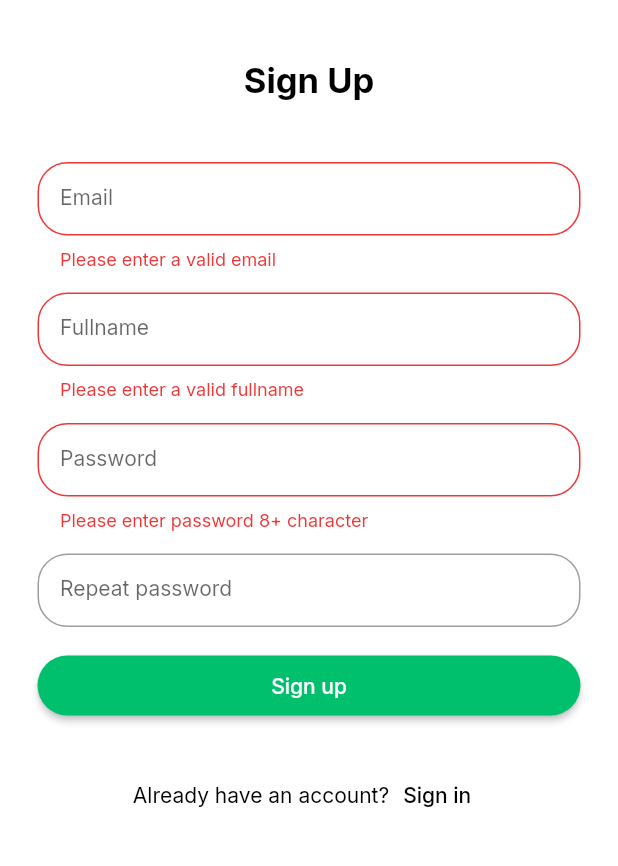
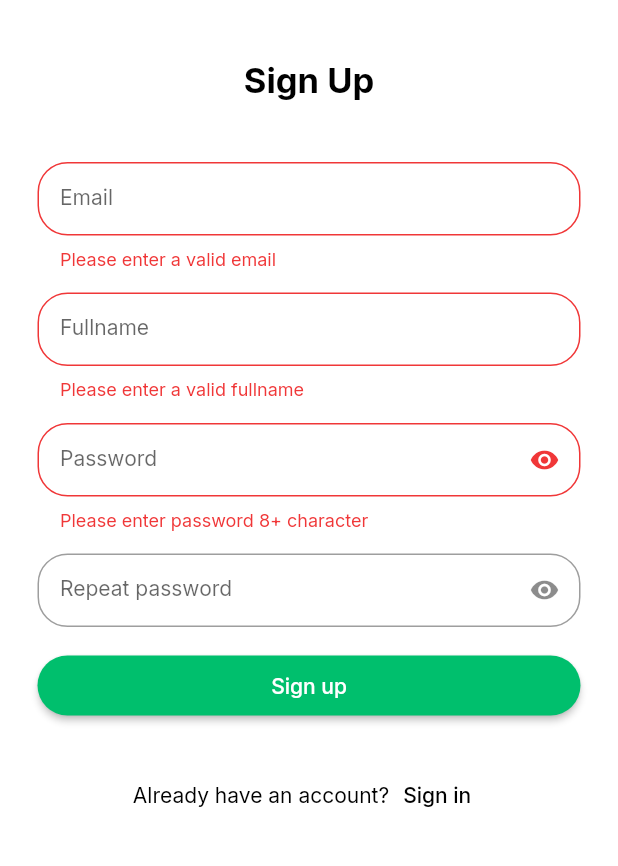
Before and after one commit to DAMHONGDUC/messengang-chat-app, a Flutter app: the SignUpScreen screen opened directly, after a tap on "Sign up", on a phone screen of 412 x 824 dp, the part 210-1076 px from its top. Run offline on Flutter 3.47's test engine with Material 2 defaults, Android fonts, the phone set to English and light mode, and no system bars; our stand-ins replace firebase_auth, firebase_core, google_fonts, pinput; accounts and stored records are empty.

```diff
--- a/chat_app/lib/main.dart
+++ b/chat_app/lib/main.dart
@@ -2,6 +2,7 @@ import 'package:chat_app/screens/welcome_screen.dart';
 import 'package:chat_app/theme.dart';
 import 'package:firebase_core/firebase_core.dart';
 import 'package:flutter/material.dart';
+import 'package:provider/provider.dart';
 
 void main() async {
   WidgetsFlutterBinding.ensureInitialized();
--- a/chat_app/lib/screens/sign_up_screen.dart
+++ b/chat_app/lib/screens/sign_up_screen.dart
@@ -1,10 +1,21 @@
-import 'package:chat_app/providers/auth_provider.dart';
 import 'package:chat_app/screens/chats_screen.dart';
 import 'package:chat_app/screens/singn_in_screen.dart';
 import 'package:chat_app/screens/verification_screen.dart';
 import 'package:chat_app/services/auth.dart';
 import 'package:chat_app/values/app_asstets.dart';
 import 'package:flutter/material.dart';
+import 'package:provider/provider.dart';
+
+class SignUpProvider extends ChangeNotifier {
+  bool _isLoading = false;
+
+  get isLoading => _isLoading;
+
+  void set_isloading(bool val) {
+    _isLoading = val;
+    notifyListeners();
+  }
+}
 
 class SignUpScreen extends StatefulWidget {
   const SignUpScreen({Key? key}) : super(key: key);
@@ -19,7 +30,12 @@ class _SignUpScreenState extends State<SignUpScreen> {
   TextEditingController? password_TextEditingController;
   TextEditingController? repeatPassword_TextEditingController;
   final _formKey = GlobalKey<FormState>();
-  AuthMethods authMethods = new AuthMethods();
+  final AuthServices authServices = new AuthServices();
+  bool _isLoaing = false;
+  bool _obscureText2 = true;
+  bool _obscureText = true;
+
+  //final AuthServices authServices = Provider.of<AuthServices>(context);
 
   @override
   void initState() {
@@ -41,8 +57,10 @@ class _SignUpScreenState extends State<SignUpScreen> {
 
   signUp() {
     if (_formKey.currentState!.validate()) {
-      //context.read<SignUpProvider>().set_isloading(true);
-      authMethods.SignUp_WithEmailPasword(email_TextEditingController!.text,
+      setState(() {
+        _isLoaing = true;
+      });
+      authServices.SignUp_WithEmailPasword(email_TextEditingController!.text,
               password_TextEditingController!.text)
           .then((val) {
         print(val);
@@ -55,15 +73,29 @@ class _SignUpScreenState extends State<SignUpScreen> {
     }
   }
 
+  void _toggle() {
+    setState(() {
+      _obscureText = !_obscureText;
+    });
+  }
+
+  void _toggle2() {
+    setState(() {
+      _obscureText2 = !_obscureText2;
+    });
+  }
+
   @override
   Widget build(BuildContext context) {
-    return
-        // return MultiProvider(
-        //   providers: [ChangeNotifierProvider(create: (_) => SignUpProvider())],
-        //   child:
-        Scaffold(
+    return MultiProvider(
+      providers: [
+        Provider<AuthServices>(
+          create: (_) => AuthServices(),
+        )
+      ],
+      child: Scaffold(
         body: SafeArea(
-          child: false //context.watch<SignUpProvider>().isLoading
+            child: _isLoaing
                 ? Container(
                     child: Center(
                       child: CircularProgressIndicator(),
@@ -86,7 +118,10 @@ class _SignUpScreenState extends State<SignUpScreen> {
                         ),
                         Text(
                           "Sign Up",
-                        style: Theme.of(context).textTheme.headline4!.copyWith(
+                          style: Theme.of(context)
+                              .textTheme
+                              .headline4!
+                              .copyWith(
                                   fontWeight: FontWeight.bold,
                                   color: Colors.black,
                                   fontSize: 23),
@@ -137,38 +172,56 @@ class _SignUpScreenState extends State<SignUpScreen> {
                                 ),
                                 SizedBox(height: 15),
                                 TextFormField(
+                                  obscureText: _obscureText,
                                   validator: (val) {
                                     return val.toString().length <= 7
                                         ? "Please enter password 8+ character"
                                         : null;
                                   },
                                   controller: password_TextEditingController,
-                                decoration: const InputDecoration(
+                                  decoration: InputDecoration(
                                       contentPadding: EdgeInsets.all(15.0),
                                       border: OutlineInputBorder(
                                           borderRadius: BorderRadius.all(
                                               Radius.circular(20))),
                                       labelText: 'Password',
-                                    labelStyle: TextStyle(fontSize: 14)),
+                                      labelStyle: TextStyle(fontSize: 14),
+                                      suffixIcon: IconButton(
+                                          onPressed: () {
+                                            _toggle();
+                                          },
+                                          icon: Icon(
+                                            Icons.visibility,
+                                            size: 20,
+                                          ))),
                                 ),
                                 SizedBox(height: 15),
                                 TextFormField(
+                                  obscureText: _obscureText2,
                                   validator: (val) {
-                                  return password_TextEditingController!.text ==
+                                    return password_TextEditingController!
+                                                .text ==
                                             val
                                         ? null
                                         : "The password not match";
                                   },
                                   controller:
                                       repeatPassword_TextEditingController,
-                                decoration: const InputDecoration(
+                                  decoration: InputDecoration(
                                       contentPadding: EdgeInsets.all(15.0),
                                       border: OutlineInputBorder(
                                           borderRadius: BorderRadius.all(
                                               Radius.circular(20))),
                                       labelText: 'Repeat password',
                                       labelStyle: TextStyle(fontSize: 14),
-                                ),
+                                      suffixIcon: IconButton(
+                                          onPressed: () {
+                                            _toggle2();
+                                          },
+                                          icon: Icon(
+                                            Icons.visibility,
+                                            size: 20,
+                                          ))),
                                 ),
                                 SizedBox(height: 15),
                                 ElevatedButton(
@@ -205,7 +258,7 @@ class _SignUpScreenState extends State<SignUpScreen> {
                       ],
                     ),
                   )),
-      //),
+      ),
     );
   }
 }
--- a/chat_app/lib/services/auth.dart
+++ b/chat_app/lib/services/auth.dart
@@ -1,7 +1,7 @@
 import 'package:chat_app/models/user.dart';
 import 'package:firebase_auth/firebase_auth.dart';
 
-class AuthMethods {
+class AuthServices {
   final FirebaseAuth _auth = FirebaseAuth.instance;
 
   MyUser? _userFromFirebase(User user) {
```
Also changed, not shown: chat_app/lib/providers/auth_provider.dart (deleted, +0 -12 lines). Lines whose indentation alone changed are shown as unchanged.
